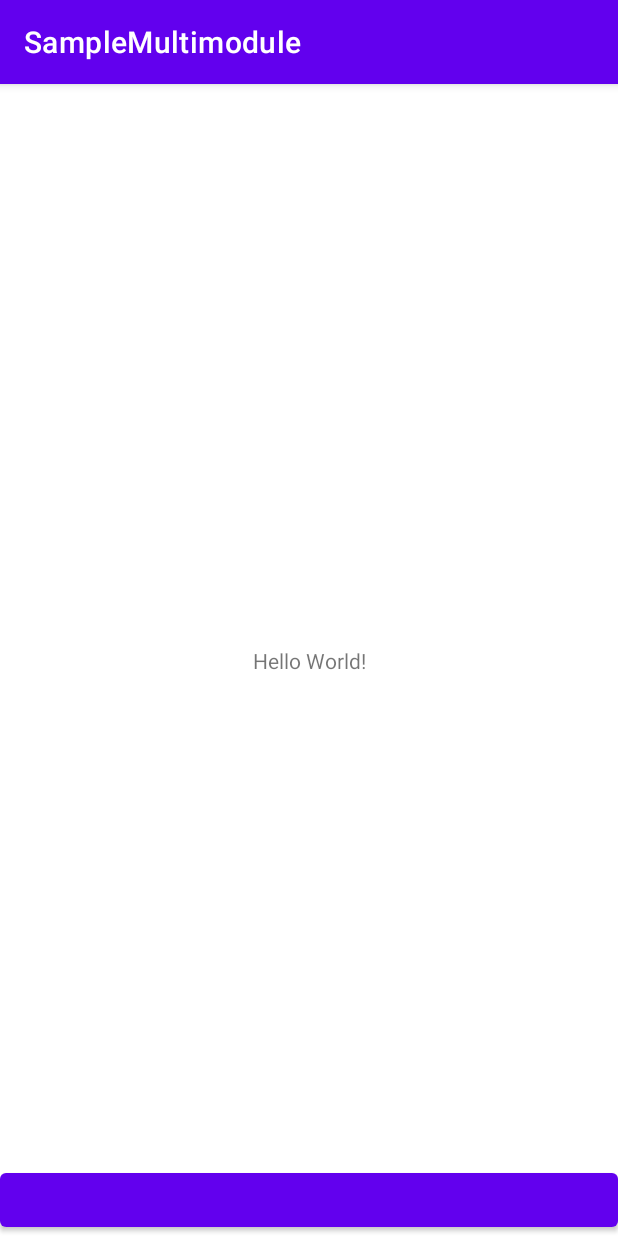
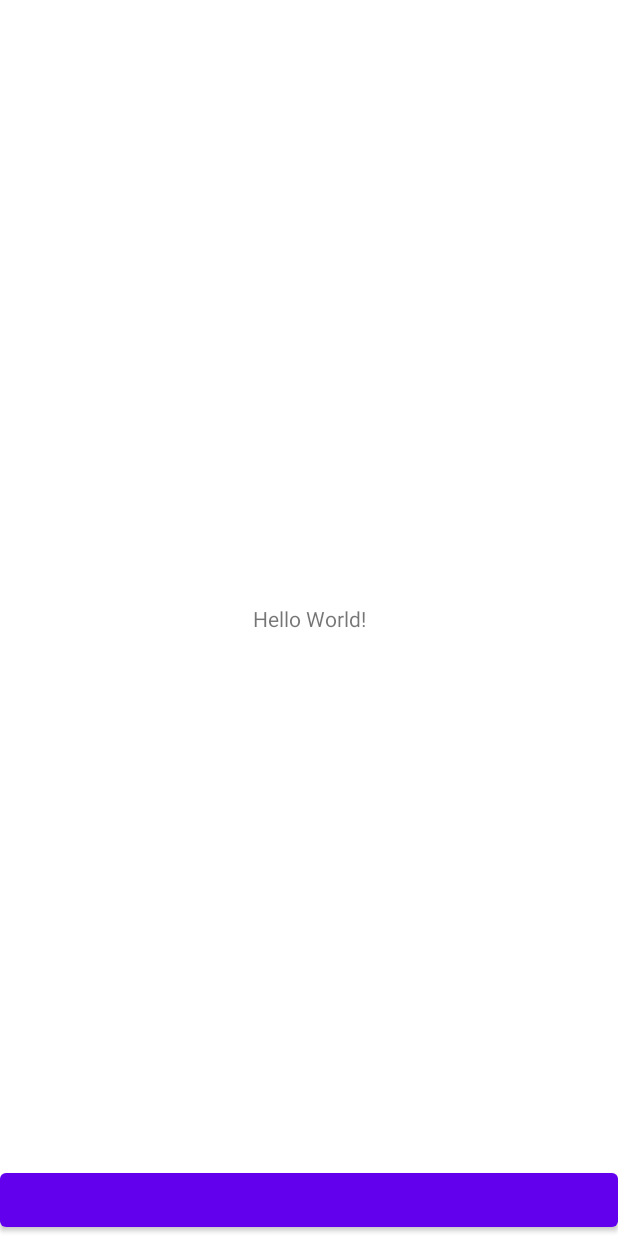
Before and after one commit to TORU0239/SampleMultimodule, an Android app: the screen it shows after launch (MainActivity), on a phone screen of 412 x 824 dp. Run offline under Robolectric (Android 15) with nearby library versions, the phone set to English and light mode, and no system bars.

Commit message:
changed theme to light and no action bar

```diff
--- a/app/src/main/res/values/themes.xml
+++ b/app/src/main/res/values/themes.xml
@@ -1,6 +1,6 @@
 <resources xmlns:tools="http://schemas.android.com/tools">
 	<!-- Base application theme. -->
-	<style name="Theme.SampleMultimodule" parent="Theme.MaterialComponents.DayNight.DarkActionBar">
+	<style name="Theme.SampleMultimodule" parent="Theme.MaterialComponents.Light.NoActionBar">
 		<!-- Primary brand color. -->
 		<item name="colorPrimary">@color/purple_500</item>
 		<item name="colorPrimaryVariant">@color/purple_700</item>
--- a/poi/src/main/res/values/themes.xml
+++ b/poi/src/main/res/values/themes.xml
@@ -1,6 +1,6 @@
 <resources xmlns:tools="http://schemas.android.com/tools">
     <!-- Base application theme. -->
-    <style name="Theme.SampleMultimodule" parent="Theme.MaterialComponents.DayNight.DarkActionBar">
+    <style name="Theme.SampleMultimodule" parent="Theme.MaterialComponents.Light.NoActionBar">
         <!-- Primary brand color. -->
         <item name="colorPrimary">@color/purple_500</item>
         <item name="colorPrimaryVariant">@color/purple_700</item>
```
